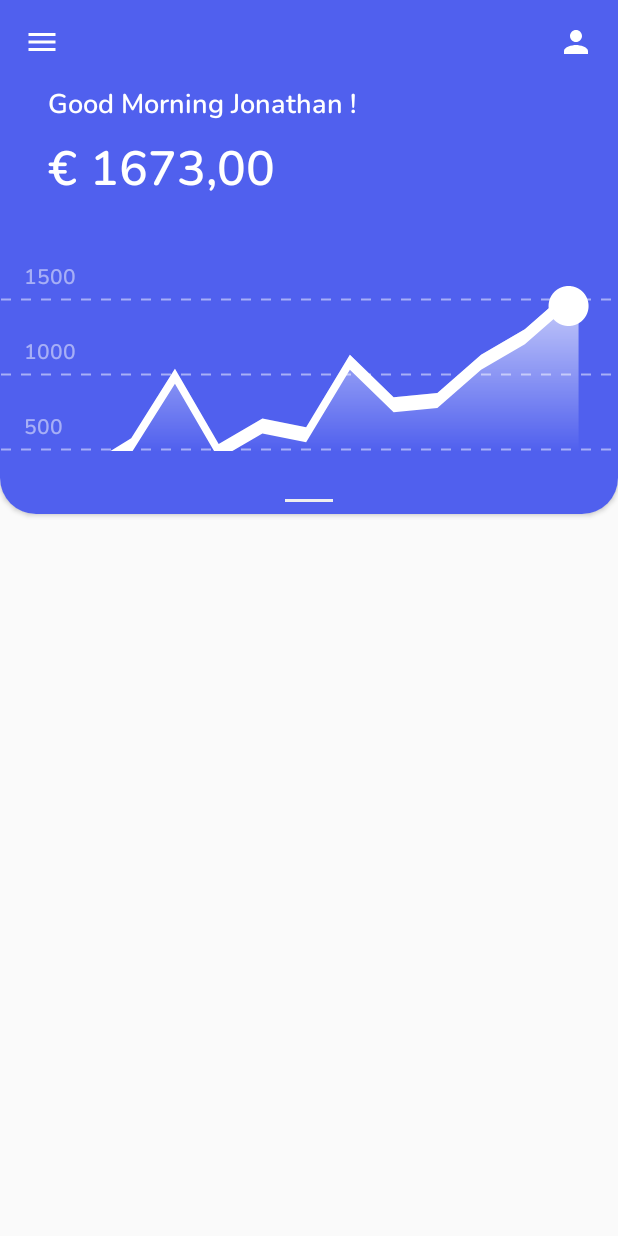
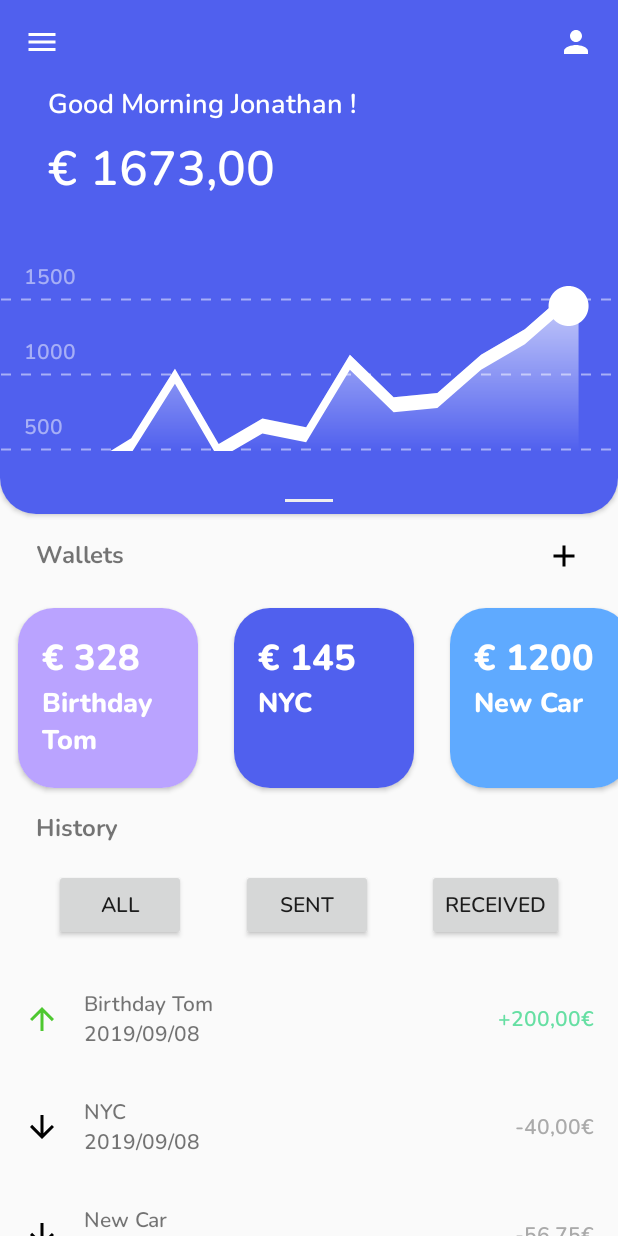
Before and after one commit to RemiDormoy/happiness-path, an Android app: the OperationsActivity screen opened directly, with no data from a screen before it, on a phone screen of 412 x 824 dp. Run offline under Robolectric (Android 15) with nearby library versions, the light colour scheme and no system bars.

Commit message:
added some content in screen

```diff
--- /dev/null
+++ b/app/src/main/java/com/rdo/octo/happinesspath/OperationLineDrawable.kt
@@ -0,0 +1,108 @@
+package com.rdo.octo.happinesspath
+
+import android.graphics.*
+import android.graphics.drawable.Drawable
+import kotlin.math.PI
+import kotlin.math.cos
+import kotlin.math.sin
+
+class OperationLineDrawable(
+    private val paint: Paint,
+    private val width: Int,
+    private val height: Int,
+    private val gradientPaint: Paint
+) : Drawable() {
+
+    private var points: List<Int> = emptyList()
+    private var scale = 0f
+    private var pointsToDraw = emptyList<Float>()
+
+    fun setPoints(points: List<Int>) {
+        this.points = points
+        pointsToDraw = points.map { it * scale }
+        callback?.invalidateDrawable(this)
+    }
+
+    override fun draw(canvas: Canvas) {
+        // Draw the line
+        val path = Path()
+        val roundPath = Path()
+        val max = points.max() ?: 0
+        if (points.isNotEmpty()) {
+            path.moveTo(0f, (0.95f * height.toFloat() * (pointsToDraw[0] * scale) / (max)) + 65)
+            pointsToDraw.forEachIndexed { index, point ->
+                val x = 0.92f * (width.toFloat() * index / (points.size - 1))
+                val y = (0.85f * height.toFloat() * (max - point) / (max)) + 65
+                path.lineTo(x, y)
+            }
+            val asReversed = pointsToDraw.asReversed()
+            asReversed.forEachIndexed { index, point ->
+                val x = 0.92f * (width.toFloat() * (points.size - index - 1) / (points.size - 1))
+                val y = (0.85f * height.toFloat() * (max - point) / (max)) + 80
+                if (index == 0) {
+                    roundPath.moveTo(x, y)
+                }
+                path.lineTo(x, y)
+            }
+            path.close()
+            canvas.drawPath(path, paint)
+
+
+            // Draw the little circle at the end of line
+            val innerRadius = 20
+            val outerRadius = 40
+            val centerX = 0.92f * width
+            val centerY = (0.85f * height.toFloat() * (max - (pointsToDraw[points.size - 1])) / (max)) + 80
+            for (i in (-PI * 100).toInt()..(PI * 100).toInt()) {
+                val angle = i / 100.toDouble()
+                val x = (cos(angle) * innerRadius / 2f) + centerX
+                val y = (innerRadius / -2f * sin(angle)) + centerY
+                roundPath.lineTo(x.toFloat(), y.toFloat())
+            }
+            for (i in (-PI * 100).toInt()..(PI * 100).toInt()) {
+                val angle = i / 100.toDouble()
+                val x = (cos(angle) * outerRadius / 2f) + centerX
+                val y = (outerRadius / -2f * sin(angle)) + centerY
+                roundPath.lineTo(x.toFloat(), y.toFloat())
+            }
+            roundPath.close()
+            canvas.drawPath(roundPath, paint)
+
+            // Draw under the line
+            val underPath = Path()
+            underPath.moveTo(0f, height.toFloat())
+            pointsToDraw.forEachIndexed { index, point ->
+                val x = 0.92f * (width.toFloat() * index / (points.size - 1))
+                val y = (0.85f * height.toFloat() * (max - point) / (max)) + 65
+                underPath.lineTo(x, y)
+            }
+            underPath.lineTo(centerX + innerRadius / 2, (0.85f * height.toFloat() * (max - (pointsToDraw[points.size - 1] * scale)) / (max)) + 65)
+            underPath.lineTo(centerX + innerRadius / 2, height.toFloat())
+            underPath.lineTo(0f, height.toFloat())
+            underPath.close()
+            canvas.drawPath(underPath, gradientPaint)
+        }
+    }
+
+    override fun setAlpha(alpha: Int) {
+        paint.alpha = alpha
+    }
+
+    override fun getIntrinsicWidth() = width
+
+    override fun getIntrinsicHeight() = height
+
+    override fun getOpacity(): Int {
+        return PixelFormat.OPAQUE
+    }
+
+    fun setScale(scale: Float) {
+        this.scale = scale
+        pointsToDraw = points.map { it * scale }
+        callback?.invalidateDrawable(this)
+    }
+
+    override fun setColorFilter(colorFilter: ColorFilter?) {
+        paint.colorFilter = colorFilter
+    }
+}
--- a/app/src/main/java/com/rdo/octo/happinesspath/OperationsActivity.kt
+++ b/app/src/main/java/com/rdo/octo/happinesspath/OperationsActivity.kt
@@ -1,19 +1,19 @@
 package com.rdo.octo.happinesspath
 
 import android.animation.ObjectAnimator
-import android.graphics.*
-import android.graphics.drawable.Drawable
+import android.graphics.LinearGradient
+import android.graphics.Paint
+import android.graphics.Shader
 import android.os.Bundle
 import android.os.Handler
-import android.view.animation.AccelerateInterpolator
 import android.view.animation.BounceInterpolator
-import android.view.animation.OvershootInterpolator
 import androidx.appcompat.app.AppCompatActivity
 import androidx.core.content.ContextCompat
+import androidx.recyclerview.widget.LinearLayoutManager
+import androidx.recyclerview.widget.LinearLayoutManager.HORIZONTAL
+import androidx.recyclerview.widget.LinearLayoutManager.VERTICAL
 import kotlinx.android.synthetic.main.line_container.*
-import kotlin.math.PI
-import kotlin.math.cos
-import kotlin.math.sin
+import kotlinx.android.synthetic.main.operation_scroll_content.*
 
 class OperationsActivity : AppCompatActivity() {
 
@@ -33,6 +33,21 @@ class OperationsActivity : AppCompatActivity() {
         super.onCreate(savedInstanceState)
         setContentView(R.layout.activity_operations)
 
+        initLine()
+
+        val linearLayoutManager = LinearLayoutManager(this)
+        linearLayoutManager.orientation = HORIZONTAL
+        walletsRecyclerView.layoutManager = linearLayoutManager
+        walletsRecyclerView.adapter = WalletsAdapter()
+
+        val layoutManager = LinearLayoutManager(this)
+        layoutManager.orientation = VERTICAL
+        operationsRecyclerView.layoutManager = layoutManager
+        operationsRecyclerView.adapter = OperationsAdapter()
+
+    }
+
+    private fun initLine() {
         paint.color = ContextCompat.getColor(this, android.R.color.white)
         paint.setStrokeCap(Paint.Cap.ROUND)
 
@@ -63,7 +78,7 @@ class OperationsActivity : AppCompatActivity() {
         }
 
         Handler().postDelayed({
-            val animator  = ObjectAnimator.ofFloat(0f, 1f)
+            val animator = ObjectAnimator.ofFloat(0f, 1f)
             animator.duration = 1000
             animator.interpolator = BounceInterpolator()
             animator.addUpdateListener {
@@ -71,107 +86,5 @@ class OperationsActivity : AppCompatActivity() {
             }
             animator.start()
         }, 500)
-
     }
 }
-
-class OperationLineDrawable(
-    private val paint: Paint,
-    private val width: Int,
-    private val height: Int,
-    private val gradientPaint: Paint
-) : Drawable() {
-
-    private var points: List<Int> = emptyList()
-    private var scale = 0f
-    private var pointsToDraw = emptyList<Float>()
-
-    fun setPoints(points: List<Int>) {
-        this.points = points
-        pointsToDraw = points.map { it * scale }
-        callback?.invalidateDrawable(this)
-    }
-
-    override fun draw(canvas: Canvas) {
-        // Draw the line
-        val path = Path()
-        val roundPath = Path()
-        val max = points.max() ?: 0
-        if (points.isNotEmpty()) {
-            path.moveTo(0f, (0.95f * height.toFloat() * (pointsToDraw[0] * scale) / (max)) + 65)
-            pointsToDraw.forEachIndexed { index, point ->
-                val x = 0.92f * (width.toFloat() * index / (points.size - 1))
-                val y = (0.85f * height.toFloat() * (max - point) / (max)) + 65
-                path.lineTo(x, y)
-            }
-            val asReversed = pointsToDraw.asReversed()
-            asReversed.forEachIndexed { index, point ->
-                val x = 0.92f * (width.toFloat() * (points.size - index - 1) / (points.size - 1))
-                val y = (0.85f * height.toFloat() * (max - point) / (max)) + 80
-                if (index == 0) {
-                    roundPath.moveTo(x, y)
-                }
-                path.lineTo(x, y)
-            }
-            path.close()
-            canvas.drawPath(path, paint)
-
-
-            // Draw the little circle at the end of line
-            val innerRadius = 20
-            val outerRadius = 40
-            val centerX = 0.92f * width
-            val centerY = (0.85f * height.toFloat() * (max - (pointsToDraw[points.size - 1])) / (max)) + 80
-            for (i in (-PI * 100).toInt()..(PI * 100).toInt()) {
-                val angle = i / 100.toDouble()
-                val x = (cos(angle) * innerRadius / 2f) + centerX
-                val y = (innerRadius / -2f * sin(angle)) + centerY
-                roundPath.lineTo(x.toFloat(), y.toFloat())
-            }
-            for (i in (-PI * 100).toInt()..(PI * 100).toInt()) {
-                val angle = i / 100.toDouble()
-                val x = (cos(angle) * outerRadius / 2f) + centerX
-                val y = (outerRadius / -2f * sin(angle)) + centerY
-                roundPath.lineTo(x.toFloat(), y.toFloat())
-            }
-            roundPath.close()
-            canvas.drawPath(roundPath, paint)
-
-            // Draw under the line
-            val underPath = Path()
-            underPath.moveTo(0f, height.toFloat())
-            pointsToDraw.forEachIndexed { index, point ->
-                val x = 0.92f * (width.toFloat() * index / (points.size - 1))
-                val y = (0.85f * height.toFloat() * (max - point) / (max)) + 65
-                underPath.lineTo(x, y)
-            }
-            underPath.lineTo(centerX + innerRadius / 2, (0.85f * height.toFloat() * (max - (pointsToDraw[points.size - 1] * scale)) / (max)) + 65)
-            underPath.lineTo(centerX + innerRadius / 2, height.toFloat())
-            underPath.lineTo(0f, height.toFloat())
-            underPath.close()
-            canvas.drawPath(underPath, gradientPaint)
-        }
-    }
-
-    override fun setAlpha(alpha: Int) {
-        paint.alpha = alpha
-    }
-
-    override fun getIntrinsicWidth() = width
-
-    override fun getIntrinsicHeight() = height
-
-    override fun getOpacity(): Int {
-        return PixelFormat.OPAQUE
-    }
-
-    fun setScale(scale: Float) {
-        this.scale = scale
-        pointsToDraw = points.map { it * scale }
-        callback?.invalidateDrawable(this)
-    }
-
-    override fun setColorFilter(colorFilter: ColorFilter?) {
-        paint.colorFilter = colorFilter
-    }
-}
--- /dev/null
+++ b/app/src/main/java/com/rdo/octo/happinesspath/OperationsAdapter.kt
@@ -0,0 +1,58 @@
+package com.rdo.octo.happinesspath
+
+import android.view.LayoutInflater
+import android.view.ViewGroup
+import androidx.core.content.ContextCompat
+import androidx.recyclerview.widget.RecyclerView
+import kotlinx.android.synthetic.main.cell_operation.view.*
+import kotlinx.android.synthetic.main.cell_wallet.view.*
+
+class OperationsAdapter : RecyclerView.Adapter<RecyclerView.ViewHolder>() {
+
+    val list = listOf(
+        Operation("+200,00€", "Birthday Tom"),
+        Operation("-40,00€", "NYC"),
+        Operation("-56,75€", "New Car"),
+        Operation("+123,90€", "Travel to London"),
+        Operation("-89,00€", "Playstation"),
+        Operation("+3500,90€", "Salary"),
+        Operation("-30,87€", "Cinema savings")
+    )
+
+    override fun onCreateViewHolder(parent: ViewGroup, viewType: Int): RecyclerView.ViewHolder {
+        val view = LayoutInflater.from(parent.context).inflate(
+            R.layout.cell_operation,
+            parent,
+            false
+        )
+        return object : RecyclerView.ViewHolder(
+            view
+        ) {}
+    }
+
+    override fun getItemCount(): Int {
+        return list.size
+    }
+
+    override fun onBindViewHolder(holder: RecyclerView.ViewHolder, position: Int) {
+        val colorRes = when (list[position].amount.first()) {
+            '-' -> android.R.color.darker_gray
+            else -> R.color.alizouzGreen
+        }
+        val imageRes = when (list[position].amount.first()) {
+            '-' -> R.drawable.ic_arrow_downward_black_24dp
+            else -> R.drawable.ic_arrow_upward_black_24dp
+        }
+        val color = ContextCompat.getColor(holder.itemView.context, colorRes)
+        holder.itemView.operationNameTextView.text = list[position].name
+        holder.itemView.operationAmountTextView.text = list[position].amount
+        holder.itemView.operationAmountTextView.setTextColor(color)
+        holder.itemView.imageView7.setImageResource(imageRes)
+    }
+
+}
+
+data class Operation(
+    val amount: String,
+    val name: String
+)
--- /dev/null
+++ b/app/src/main/java/com/rdo/octo/happinesspath/WalletsAdapter.kt
@@ -0,0 +1,52 @@
+package com.rdo.octo.happinesspath
+
+import android.view.LayoutInflater
+import android.view.ViewGroup
+import androidx.core.content.ContextCompat
+import androidx.recyclerview.widget.RecyclerView
+import kotlinx.android.synthetic.main.cell_wallet.view.*
+
+class WalletsAdapter : RecyclerView.Adapter<RecyclerView.ViewHolder>() {
+
+    val list = listOf(
+        Wallet("€ 328", "Birthday Tom"),
+        Wallet("€ 145", "NYC"),
+        Wallet("€ 1200", "New Car"),
+        Wallet("€ 320", "Travel to London"),
+        Wallet("€ 411", "Playstation"),
+        Wallet("€ 90", "Cinema savings")
+    )
+
+    override fun onCreateViewHolder(parent: ViewGroup, viewType: Int): RecyclerView.ViewHolder {
+        val view = LayoutInflater.from(parent.context).inflate(
+            R.layout.cell_wallet,
+            parent,
+            false
+        )
+        return object : RecyclerView.ViewHolder(
+            view
+        ) {}
+    }
+
+    override fun getItemCount(): Int {
+        return list.size
+    }
+
+    override fun onBindViewHolder(holder: RecyclerView.ViewHolder, position: Int) {
+        val colorRes = when (position % 3) {
+            0 -> R.color.alizouzPurple
+            1 -> R.color.alizouzBlue
+            else -> R.color.alizouzBlueLight
+        }
+        val color = ContextCompat.getColor(holder.itemView.context, colorRes)
+        holder.itemView.walletAmountTextView.text = list[position].amount
+        holder.itemView.walletNameTextView.text = list[position].name
+        holder.itemView.walletContainer.setBackgroundColor(color)
+    }
+
+}
+
+data class Wallet(
+    val amount: String,
+    val name: String
+)
--- /dev/null
+++ b/app/src/main/res/drawable/ic_add_black_24dp.xml
@@ -0,0 +1,9 @@
+<vector xmlns:android="http://schemas.android.com/apk/res/android"
+        android:width="24dp"
+        android:height="24dp"
+        android:viewportWidth="24.0"
+        android:viewportHeight="24.0">
+    <path
+        android:fillColor="#FF000000"
+        android:pathData="M19,13h-6v6h-2v-6H5v-2h6V5h2v6h6v2z"/>
+</vector>
--- /dev/null
+++ b/app/src/main/res/drawable/ic_arrow_downward_black_24dp.xml
@@ -0,0 +1,9 @@
+<vector xmlns:android="http://schemas.android.com/apk/res/android"
+        android:width="24dp"
+        android:height="24dp"
+        android:viewportWidth="24.0"
+        android:viewportHeight="24.0">
+    <path
+        android:pathData="M20,12l-1.41,-1.41L13,16.17V4h-2v12.17l-5.58,-5.59L4,12l8,8 8,-8z"
+        android:fillColor="#010101"/>
+</vector>
--- /dev/null
+++ b/app/src/main/res/drawable/ic_arrow_upward_black_24dp.xml
@@ -0,0 +1,5 @@
+<vector android:height="24dp" android:tint="#4EC830"
+    android:viewportHeight="24.0" android:viewportWidth="24.0"
+    android:width="24dp" xmlns:android="http://schemas.android.com/apk/res/android">
+    <path android:fillColor="#FF000000" android:pathData="M4,12l1.41,1.41L11,7.83V20h2V7.83l5.58,5.59L20,12l-8,-8 -8,8z"/>
+</vector>
--- /dev/null
+++ b/app/src/main/res/font/nunito_bold.xml
@@ -0,0 +1,7 @@
+<?xml version="1.0" encoding="utf-8"?>
+<font-family xmlns:app="http://schemas.android.com/apk/res-auto"
+        app:fontProviderAuthority="com.google.android.gms.fonts"
+        app:fontProviderPackage="com.google.android.gms"
+        app:fontProviderQuery="name=Nunito&amp;weight=700"
+        app:fontProviderCerts="@array/com_google_android_gms_fonts_certs">
+</font-family>
--- /dev/null
+++ b/app/src/main/res/font/nunito_extrabold.xml
@@ -0,0 +1,7 @@
+<?xml version="1.0" encoding="utf-8"?>
+<font-family xmlns:app="http://schemas.android.com/apk/res-auto"
+        app:fontProviderAuthority="com.google.android.gms.fonts"
+        app:fontProviderPackage="com.google.android.gms"
+        app:fontProviderQuery="name=Nunito&amp;weight=800"
+        app:fontProviderCerts="@array/com_google_android_gms_fonts_certs">
+</font-family>
--- a/app/src/main/res/layout/activity_operations.xml
+++ b/app/src/main/res/layout/activity_operations.xml
@@ -1,8 +1,8 @@
 <?xml version="1.0" encoding="utf-8"?>
 <androidx.constraintlayout.widget.ConstraintLayout xmlns:android="http://schemas.android.com/apk/res/android"
+    xmlns:app="http://schemas.android.com/apk/res-auto"
     android:layout_width="match_parent"
-    android:layout_height="match_parent"
-    xmlns:app="http://schemas.android.com/apk/res-auto">
+    android:layout_height="match_parent">
 
     <androidx.cardview.widget.CardView
         android:id="@+id/operationHeaderCardView"
@@ -16,4 +16,21 @@
 
     </androidx.cardview.widget.CardView>
 
+    <View
+        android:id="@+id/yolo"
+        android:layout_width="match_parent"
+        app:layout_constraintBottom_toBottomOf="@id/operationHeaderCardView"
+        android:layout_marginBottom="40dp"
+        android:layout_height="1dp"/>
+
+    <androidx.core.widget.NestedScrollView
+        android:id="@+id/operationsScrollView"
+        android:layout_width="match_parent"
+        android:layout_height="0dp"
+        app:layout_constraintBottom_toBottomOf="parent"
+        app:layout_constraintTop_toBottomOf="@+id/yolo">
+
+        <include layout="@layout/operation_scroll_content" />
+    </androidx.core.widget.NestedScrollView>
+
 </androidx.constraintlayout.widget.ConstraintLayout>
--- /dev/null
+++ b/app/src/main/res/layout/cell_operation.xml
@@ -0,0 +1,52 @@
+<?xml version="1.0" encoding="utf-8"?>
+<androidx.constraintlayout.widget.ConstraintLayout
+    xmlns:android="http://schemas.android.com/apk/res/android"
+    xmlns:app="http://schemas.android.com/apk/res-auto"
+    xmlns:tools="http://schemas.android.com/tools"
+    android:layout_width="match_parent"
+    android:layout_height="wrap_content">
+
+    <ImageView
+        android:id="@+id/imageView7"
+        android:layout_width="wrap_content"
+        android:layout_height="wrap_content"
+        android:layout_marginStart="16dp"
+        android:layout_marginTop="16dp"
+        android:layout_marginBottom="16dp"
+        app:layout_constraintBottom_toBottomOf="parent"
+        app:layout_constraintStart_toStartOf="parent"
+        app:layout_constraintTop_toTopOf="parent"
+        app:srcCompat="@drawable/ic_arrow_upward_black_24dp" />
+
+    <TextView
+        android:id="@+id/operationNameTextView"
+        android:layout_width="0dp"
+        android:layout_height="wrap_content"
+        android:layout_marginStart="16dp"
+        android:layout_marginTop="16dp"
+        android:text="TextView"
+        app:layout_constraintEnd_toStartOf="@+id/operationAmountTextView"
+        app:layout_constraintStart_toEndOf="@+id/imageView7"
+        app:layout_constraintTop_toTopOf="parent" />
+
+    <TextView
+        android:id="@+id/textView11"
+        android:layout_width="wrap_content"
+        android:layout_height="wrap_content"
+        android:layout_marginStart="16dp"
+        android:layout_marginBottom="16dp"
+        android:text="2019/09/08"
+        app:layout_constraintBottom_toBottomOf="parent"
+        app:layout_constraintStart_toEndOf="@+id/imageView7"
+        app:layout_constraintTop_toBottomOf="@+id/operationNameTextView" />
+
+    <TextView
+        android:id="@+id/operationAmountTextView"
+        android:layout_width="wrap_content"
+        android:layout_height="wrap_content"
+        android:layout_marginEnd="16dp"
+        android:text="TextView"
+        app:layout_constraintBottom_toBottomOf="parent"
+        app:layout_constraintEnd_toEndOf="parent"
+        app:layout_constraintTop_toTopOf="parent" />
+</androidx.constraintlayout.widget.ConstraintLayout>
--- /dev/null
+++ b/app/src/main/res/layout/cell_wallet.xml
@@ -0,0 +1,41 @@
+<?xml version="1.0" encoding="utf-8"?>
+<FrameLayout xmlns:android="http://schemas.android.com/apk/res/android"
+    android:layout_width="wrap_content"
+    android:layout_height="match_parent"
+    xmlns:app="http://schemas.android.com/apk/res-auto">
+
+    <androidx.cardview.widget.CardView
+        android:layout_width="120dp"
+        android:layout_height="120dp"
+        android:layout_gravity="center"
+        android:layout_margin="12dp"
+        app:cardCornerRadius="24dp">
+
+        <LinearLayout
+            android:id="@+id/walletContainer"
+            android:layout_width="match_parent"
+            android:padding="16dp"
+            android:orientation="vertical"
+            android:layout_height="match_parent">
+
+            <TextView
+                android:id="@+id/walletAmountTextView"
+                android:layout_width="match_parent"
+                android:layout_height="wrap_content"
+                android:fontFamily="@font/nunito_extrabold"
+                android:textColor="@android:color/white"
+                android:textSize="24sp" />
+
+            <TextView
+                android:id="@+id/walletNameTextView"
+                android:textSize="18sp"
+                android:layout_width="match_parent"
+                android:fontFamily="@font/nunito_extrabold"
+                android:layout_height="wrap_content"
+                android:textColor="@android:color/white"/>
+
+        </LinearLayout>
+
+    </androidx.cardview.widget.CardView>
+
+</FrameLayout>
--- /dev/null
+++ b/app/src/main/res/layout/operation_scroll_content.xml
@@ -0,0 +1,85 @@
+<?xml version="1.0" encoding="utf-8"?>
+<androidx.constraintlayout.widget.ConstraintLayout xmlns:android="http://schemas.android.com/apk/res/android"
+    xmlns:app="http://schemas.android.com/apk/res-auto"
+    xmlns:tools="http://schemas.android.com/tools"
+    android:layout_width="match_parent"
+    android:layout_height="match_parent">
+
+    <TextView
+        android:id="@+id/textView8"
+        android:layout_width="wrap_content"
+        android:layout_height="wrap_content"
+        android:layout_marginStart="24dp"
+        android:layout_marginTop="32dp"
+        android:fontFamily="@font/nunito_bold"
+        android:text="Wallets"
+        android:textSize="16sp"
+        app:layout_constraintStart_toStartOf="parent"
+        app:layout_constraintTop_toTopOf="parent" />
+
+    <ImageView
+        android:id="@+id/imageView6"
+        android:layout_width="wrap_content"
+        android:layout_height="wrap_content"
+        android:layout_marginTop="32dp"
+        android:layout_marginEnd="24dp"
+        app:layout_constraintEnd_toEndOf="parent"
+        app:layout_constraintTop_toTopOf="parent"
+        app:srcCompat="@drawable/ic_add_black_24dp" />
+
+    <androidx.recyclerview.widget.RecyclerView
+        android:id="@+id/walletsRecyclerView"
+        android:layout_width="match_parent"
+        android:layout_height="150dp"
+        android:layout_marginTop="8dp"
+        app:layout_constraintTop_toBottomOf="@id/imageView6" />
+
+    <TextView
+        android:id="@+id/textView9"
+        android:layout_width="wrap_content"
+        android:layout_height="wrap_content"
+        android:layout_marginStart="24dp"
+        android:fontFamily="@font/nunito_bold"
+        android:text="History"
+        android:textSize="16sp"
+        app:layout_constraintStart_toStartOf="parent"
+        app:layout_constraintTop_toBottomOf="@+id/walletsRecyclerView" />
+
+    <Button
+        android:id="@+id/button"
+        android:layout_width="wrap_content"
+        android:layout_height="wrap_content"
+        android:layout_marginTop="16dp"
+        android:text="All"
+        app:layout_constraintEnd_toStartOf="@+id/button2"
+        app:layout_constraintHorizontal_bias="0.5"
+        app:layout_constraintStart_toStartOf="parent"
+        app:layout_constraintTop_toBottomOf="@+id/textView9" />
+
+    <Button
+        android:id="@+id/button2"
+        android:layout_width="wrap_content"
+        android:layout_height="wrap_content"
+        android:text="Sent"
+        app:layout_constraintEnd_toStartOf="@+id/button3"
+        app:layout_constraintHorizontal_bias="0.5"
+        app:layout_constraintStart_toEndOf="@+id/button"
+        app:layout_constraintTop_toTopOf="@+id/button" />
+
+    <Button
+        android:id="@+id/button3"
+        android:layout_width="wrap_content"
+        android:layout_height="wrap_content"
+        android:text="Received"
+        app:layout_constraintEnd_toEndOf="parent"
+        app:layout_constraintHorizontal_bias="0.5"
+        app:layout_constraintStart_toEndOf="@+id/button2"
+        app:layout_constraintTop_toTopOf="@+id/button2" />
+
+    <androidx.recyclerview.widget.RecyclerView
+        android:id="@+id/operationsRecyclerView"
+        android:layout_marginTop="16dp"
+        app:layout_constraintTop_toBottomOf="@id/button"
+        android:layout_width="match_parent"
+        android:layout_height="wrap_content"/>
+</androidx.constraintlayout.widget.ConstraintLayout>
--- a/app/src/main/res/values/colors.xml
+++ b/app/src/main/res/values/colors.xml
@@ -5,5 +5,8 @@
     <color name="colorAccent">#D81B60</color>
 
     <color name="alizouzBlue">#5060EE</color>
+    <color name="alizouzPurple">#BAA3FF</color>
+    <color name="alizouzBlueLight">#5FAAFF</color>
+    <color name="alizouzGreen">#66DFA3</color>
 
 </resources>
--- a/app/src/main/res/values/preloaded_fonts.xml
+++ b/app/src/main/res/values/preloaded_fonts.xml
@@ -2,6 +2,8 @@
 <resources>
     <array name="preloaded_fonts" translatable="false">
         <item>@font/lato</item>
+        <item>@font/nunito_bold</item>
+        <item>@font/nunito_extrabold</item>
         <item>@font/nunito_semibold</item>
     </array>
 </resources>
```
